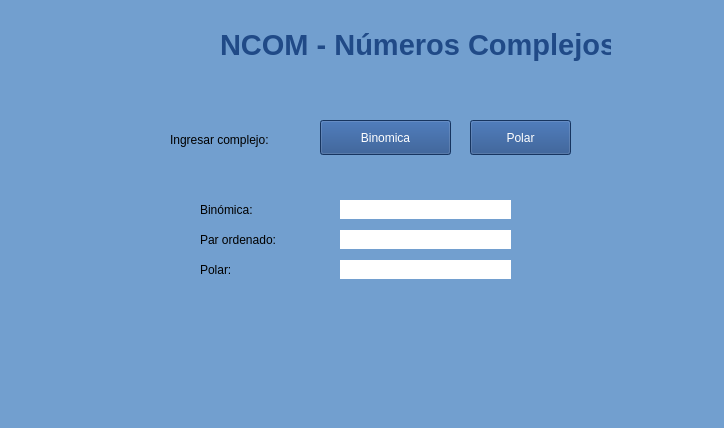
The window that ncom.ui (emiortiz/TP-MatSup-1c2019) describes before a commit, drawn with Qt 5.
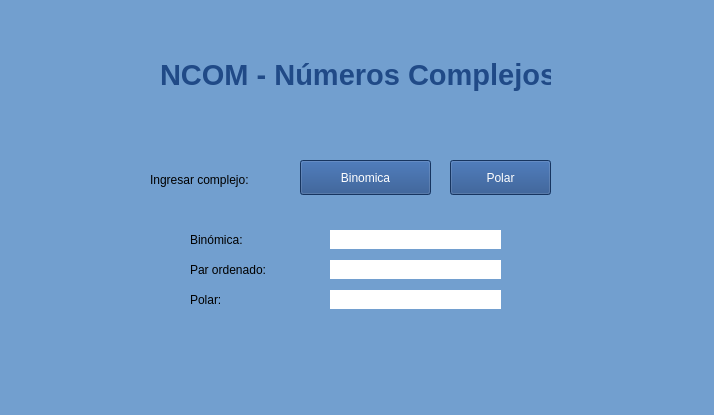
The same window after the commit.

Commit message: Correccion de primer giro positivo

The edit to the form file:
```diff
--- a/ncom.ui
+++ b/ncom.ui
@@ -6,8 +6,8 @@
    <rect>
     <x>0</x>
     <y>0</y>
-    <width>724</width>
-    <height>428</height>
+    <width>714</width>
+    <height>415</height>
    </rect>
   </property>
   <property name="windowTitle">
@@ -20,8 +20,8 @@
    <widget class="QLabel" name="label">
     <property name="geometry">
      <rect>
-      <x>220</x>
-      <y>20</y>
+      <x>160</x>
+      <y>50</y>
       <width>391</width>
       <height>51</height>
      </rect>
@@ -33,8 +33,8 @@
    <widget class="QPushButton" name="getBinomica">
     <property name="geometry">
      <rect>
-      <x>320</x>
-      <y>120</y>
+      <x>300</x>
+      <y>160</y>
       <width>131</width>
       <height>35</height>
      </rect>
@@ -50,8 +50,8 @@
    <widget class="QLabel" name="label_2">
     <property name="geometry">
      <rect>
-      <x>200</x>
-      <y>200</y>
+      <x>190</x>
+      <y>230</y>
       <width>67</width>
       <height>19</height>
      </rect>
@@ -63,8 +63,8 @@
    <widget class="QLabel" name="label_3">
     <property name="geometry">
      <rect>
-      <x>200</x>
-      <y>230</y>
+      <x>190</x>
+      <y>260</y>
       <width>101</width>
       <height>19</height>
      </rect>
@@ -76,8 +76,8 @@
    <widget class="QLabel" name="binomicaText">
     <property name="geometry">
      <rect>
-      <x>340</x>
-      <y>200</y>
+      <x>330</x>
+      <y>230</y>
       <width>171</width>
       <height>19</height>
      </rect>
@@ -92,8 +92,8 @@
    <widget class="QLabel" name="label_5">
     <property name="geometry">
      <rect>
-      <x>200</x>
-      <y>260</y>
+      <x>190</x>
+      <y>290</y>
       <width>41</width>
       <height>19</height>
      </rect>
@@ -105,8 +105,8 @@
    <widget class="QPushButton" name="getPolar">
     <property name="geometry">
      <rect>
-      <x>470</x>
-      <y>120</y>
+      <x>450</x>
+      <y>160</y>
       <width>101</width>
       <height>35</height>
      </rect>
@@ -122,8 +122,8 @@
    <widget class="QLabel" name="label_6">
     <property name="geometry">
      <rect>
-      <x>170</x>
-      <y>130</y>
+      <x>150</x>
+      <y>170</y>
       <width>141</width>
       <height>20</height>
      </rect>
@@ -135,8 +135,8 @@
    <widget class="QLabel" name="ordenadoText">
     <property name="geometry">
      <rect>
-      <x>340</x>
-      <y>230</y>
+      <x>330</x>
+      <y>260</y>
       <width>171</width>
       <height>19</height>
      </rect>
@@ -151,8 +151,8 @@
    <widget class="QLabel" name="polarText">
     <property name="geometry">
      <rect>
-      <x>340</x>
-      <y>260</y>
+      <x>330</x>
+      <y>290</y>
       <width>171</width>
       <height>19</height>
      </rect>
```
Left out of the diff: 10 changed lines with no effect on the pictures. The commit also changes 2 other files.
